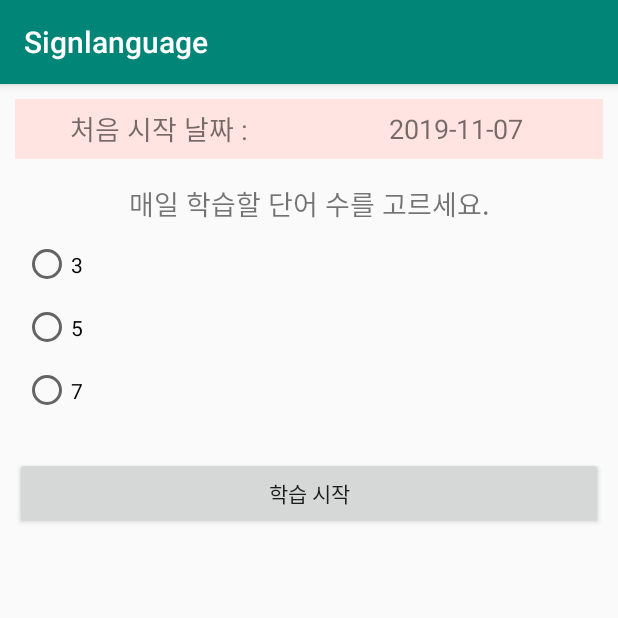
After one commit to 06Ag/Capstone, an Android app: the LearningStart screen opened directly, with no data from a screen before it, on a phone screen of 412 x 824 dp, the top half of it. The commit adds this screen. Run offline under Robolectric (Android 15) with nearby library versions, the phone set to English and light mode, and no system bars.

Commit message:
오늘의 학습 구현

```diff
--- a/Signlanguage/app/src/main/AndroidManifest.xml
+++ b/Signlanguage/app/src/main/AndroidManifest.xml
@@ -34,7 +34,8 @@
         android:supportsRtl="true"
         android:theme="@style/AppTheme"
         tools:ignore="GoogleAppIndexingWarning">
-        <activity android:name=".SignSearch"></activity>
+        <activity android:name=".LearningStart"></activity>
+        <activity android:name=".SignSearch" />
         <activity android:name=".DBtest" />
         <activity android:name=".HsvSetting" />
         <activity android:name=".Translation" />
--- /dev/null
+++ b/Signlanguage/app/src/main/java/com/example/singlanguage/LearningStart.java
@@ -0,0 +1,52 @@
+package com.example.singlanguage;
+
+import androidx.appcompat.app.AppCompatActivity;
+
+import android.content.Intent;
+import android.os.Bundle;
+import android.view.View;
+import android.widget.Button;
+import android.widget.RadioButton;
+import android.widget.RadioGroup;
+import android.widget.TextView;
+
+import java.text.SimpleDateFormat;
+import java.util.Date;
+
+public class LearningStart extends AppCompatActivity {
+    String date; //오늘의 날짜
+    int countword; //초기 학습 단어수
+    @Override
+    protected void onCreate(Bundle savedInstanceState) {
+        super.onCreate(savedInstanceState);
+        setContentView(R.layout.activity_learning_start);
+
+        final DBToday dbToday = DBToday.getInstance(getApplicationContext());
+
+        SimpleDateFormat simpleDateFormat = new SimpleDateFormat("yyyy-MM-dd");
+        date = simpleDateFormat.format(new Date());//오늘날짜 가져오기
+
+        TextView today = (TextView) findViewById(R.id.start_day);
+        today.setText(date);
+
+        //라디오 버튼 값 가져오기
+        final RadioGroup rg = (RadioGroup)findViewById(R.id.radioGroup1);
+        Button b = (Button)findViewById(R.id.learnstart);
+        b.setOnClickListener(new View.OnClickListener() {
+            @Override
+            public void onClick(View v) {
+                int id = rg.getCheckedRadioButtonId();
+                //getCheckedRadioButtonId() 의 리턴값은 선택된 RadioButton 의 id 값.
+                RadioButton rb = (RadioButton) findViewById(id);
+                countword = Integer.parseInt(rb.getText().toString());
+                dbToday.insert(date,countword,0,0); //db에 현재 날짜와 학습 단어 수 삽입
+                Intent intent = new Intent(getApplicationContext(), learning.class);
+                startActivity(intent); //learning activity로 다시 돌아가기
+            } // end onClick()
+        });  // end Listener
+
+
+
+
+    }
+}
--- /dev/null
+++ b/Signlanguage/app/src/main/res/layout/activity_learning_start.xml
@@ -0,0 +1,89 @@
+<?xml version="1.0" encoding="utf-8"?>
+<LinearLayout
+    xmlns:android="http://schemas.android.com/apk/res/android"
+    xmlns:app="http://schemas.android.com/apk/res-auto"
+    xmlns:tools="http://schemas.android.com/tools"
+    android:layout_width="match_parent"
+    android:layout_height="match_parent"
+    android:layout_margin="10dp"
+    android:orientation="vertical"
+    tools:context=".LearningStart">
+
+    <LinearLayout
+        android:layout_width="match_parent"
+        android:layout_height="40dp"
+        android:orientation="horizontal"
+        android:background="@color/mistyrose"
+        android:layout_marginBottom="10dp">
+
+        <TextView
+            android:id="@+id/firstday"
+            android:layout_width="match_parent"
+            android:layout_height="40dp"
+            android:layout_gravity="center"
+            android:gravity="center_horizontal|center_vertical"
+            android:text="처음 시작 날짜 : "
+            android:textSize="18sp"
+            android:layout_weight="1"
+            ></TextView>
+        <TextView
+            android:id="@+id/start_day"
+            android:layout_width="match_parent"
+            android:layout_height="40dp"
+            android:layout_gravity="center"
+            android:gravity="center_horizontal|center_vertical"
+            android:textSize="18sp"
+            android:layout_weight="1"
+            >
+        </TextView>
+    </LinearLayout>
+
+
+
+    <TextView
+        android:id="@+id/wordcount"
+        android:layout_width="match_parent"
+        android:layout_height="39dp"
+        android:layout_gravity="center"
+        android:gravity="center_horizontal|center_vertical"
+        android:text="매일 학습할 단어 수를 고르세요."
+        android:textSize="18sp" />
+
+    <RadioGroup
+        android:id="@+id/radioGroup1"
+        android:layout_width="match_parent"
+        android:layout_height="149dp">
+
+        <RadioButton
+            android:id="@+id/rb1"
+            android:layout_width="match_parent"
+            android:layout_height="42dp"
+            android:layout_marginLeft="5dp"
+            android:text="3" />
+
+        <RadioButton
+            android:id="@+id/rb2"
+            android:layout_width="match_parent"
+            android:layout_height="42dp"
+            android:layout_marginLeft="5dp"
+            android:text="5" />
+
+        <RadioButton
+            android:id="@+id/rb3"
+            android:layout_width="match_parent"
+            android:layout_height="42dp"
+            android:layout_marginLeft="5dp"
+            android:text="7" />
+
+    </RadioGroup>
+
+    <Button
+        android:id="@+id/learnstart"
+        android:layout_width="match_parent"
+        android:layout_height="wrap_content"
+        android:text="학습 시작" />
+
+
+
+
+</LinearLayout>
```
Also changed, not shown: Signlanguage/app/src/main/java/com/example/singlanguage/DBHelper.java (+36 -1 lines), Signlanguage/app/src/main/java/com/example/singlanguage/DBToday.java (added, +109 -0 lines), Signlanguage/app/src/main/java/com/example/singlanguage/TodayLearning.java (+33 -6 lines), Signlanguage/app/src/main/java/com/example/singlanguage/TodayStart.java (+116 -37 lines), Signlanguage/app/src/main/java/com/example/singlanguage/learning.java (+51 -6 lines), Signlanguage/app/src/main/res/layout/activity_today_start.xml (+3 -5 lines), Signlanguage/app/src/main/res/raw/capdb.csv (+59 -59 lines).
